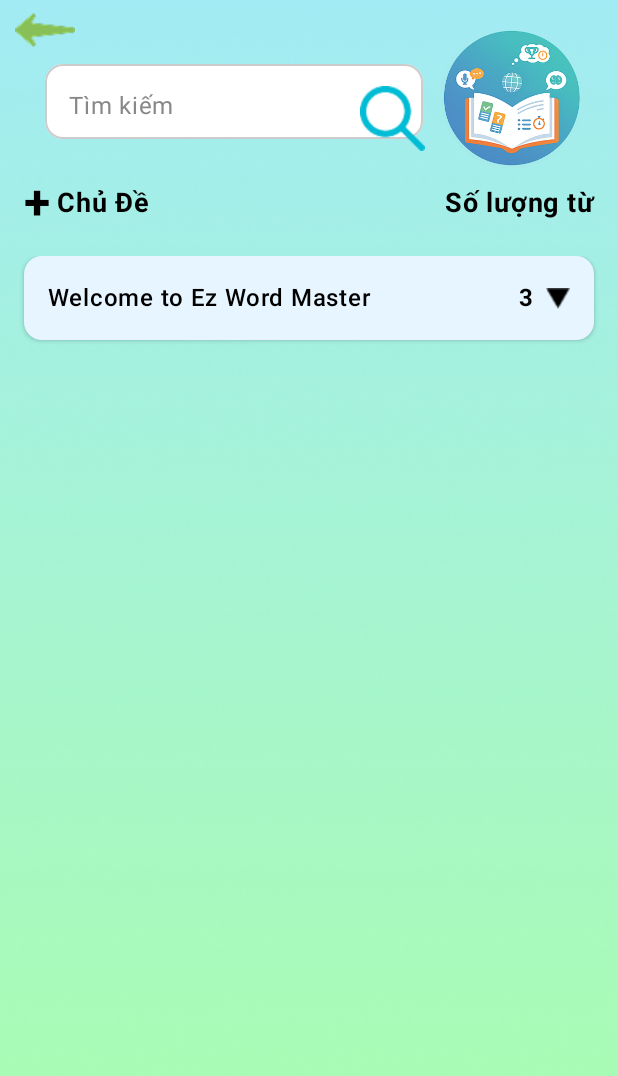
After one commit to Thethien2k5/EzWordMaster, an Android app built with Jetpack Compose: the TopicManagementScreen screen opened through its navigation route, on a phone screen of 412 x 824 dp. The commit adds this screen. Shown: the top 1076 px of the screen. Run offline under Robolectric (Android 15) with nearby library versions, the phone set to English and light mode, and no system bars.

Commit message:
Màng hình quản lý chủ đề: hiển thị và tìm kiếm chủ đề

```diff
--- a/app/build.gradle.kts
+++ b/app/build.gradle.kts
@@ -2,6 +2,7 @@ plugins {
     id("com.android.application")
     id("org.jetbrains.kotlin.android")
     id("org.jetbrains.kotlin.plugin.compose") version "2.0.0"
+    id("kotlinx-serialization")
 }
 
 android {
@@ -58,5 +59,5 @@ dependencies {
 
     //
     implementation("androidx.navigation:navigation-compose:2.7.5")
-
+    implementation("org.jetbrains.kotlinx:kotlinx-serialization-json:1.6.0")
 }
--- a/app/src/main/java/com/example/ezwordmaster/MainActivity.kt
+++ b/app/src/main/java/com/example/ezwordmaster/MainActivity.kt
@@ -9,9 +9,11 @@ import androidx.navigation.compose.rememberNavController
 import com.example.ezwordmaster.ui.navigation.AppNavHost
 import com.example.ezwordmaster.ui.theme.EzWordMasterTheme
 
+
 class MainActivity : ComponentActivity() {
     override fun onCreate(savedInstanceState: Bundle?) {
         super.onCreate(savedInstanceState)
+
         setContent {
             EzWordMasterTheme {
                 Surface(color = MaterialTheme.colorScheme.background) {
--- /dev/null
+++ b/app/src/main/java/com/example/ezwordmaster/domain/model/Topic.kt
@@ -0,0 +1,8 @@
+package com.example.ezwordmaster.domain.model
+import kotlinx.serialization.Serializable
+@Serializable // cho phép chuyển đổi giữa kotlin và json
+data class Topic(
+    val id: String? = null,
+    val name: String? = null,
+    val words: List<Word>
+)
--- /dev/null
+++ b/app/src/main/java/com/example/ezwordmaster/domain/model/Word.kt
@@ -0,0 +1,9 @@
+package com.example.ezwordmaster.domain.model
+import kotlinx.serialization.Serializable
+
+@Serializable
+data class Word(
+    val word: String? = null, // từ vựng
+    val meaning: String? = null, // nghĩa
+    val example: String? = null // Ví dụ
+)
--- /dev/null
+++ b/app/src/main/java/com/example/ezwordmaster/domain/repository/TopicRepository.kt
@@ -0,0 +1,68 @@
+package com.example.ezwordmaster.domain.repository
+
+import android.content.Context
+import com.example.ezwordmaster.domain.model.Topic
+import kotlinx.serialization.encodeToString
+import kotlinx.serialization.decodeFromString
+import kotlinx.serialization.json.Json
+import android.util.Log
+import java.io.File
+import com.example.ezwordmaster.domain.model.Word
+
+class TopicRepository(private val context: Context) {
+    // "context.filesDi" thư mục riêng tư của app Androi
+    //Cho androi studio ( phải máy ảo trước )
+    // 4 Gạch góc trên -> View -> Tool Windows -> Device Explorer ( dưới máy ảo sẽ xuất hiện Device Explorer )
+    // data/data/com.example.ezwordmaster/files/topocs.json
+    private val FILE_NAME = "topics.json"
+    // tạo file topics.json nếu chưa có
+    fun createTopicsFileIfMissing() {
+        try {
+            val file = File(context.filesDir, FILE_NAME)
+            if (!file.exists()) {
+                val defaultTopics = listOf(
+                    Topic(
+                        id = "0",
+                        name = "Welcome to Ez Word Master",
+                        words = listOf(
+                            Word("Hello", "Xin chào"),
+                            Word("Hi", "Xin chào"),
+                            Word("Welcome", "Chào mừng")
+                        )
+                    )
+                )
+
+                val jsonString = Json.encodeToString(defaultTopics)
+                file.writeText(jsonString)
+                Log.d("TopicInit", "Đã tạo file topics.json với dữ liệu mặc định")
+            } else {
+                Log.d("TopicInit", "File topics.json đã tồn tại, không cần tạo lại")
+            }
+        } catch (e: Exception) {
+            Log.e("TopicInit", "Lỗi khi tạo file: ${e.message}", e)
+        }
+    }
+
+    fun loadTopics(): List<Topic> {
+        val topicRepo = TopicRepository(context)
+        topicRepo.createTopicsFileIfMissing()
+
+        // tạo đt file trỏ đến FILE_NAME
+        val file = File(context.filesDir, FILE_NAME)
+        try {
+            // đọc file và trả về
+            val jsonString = file.readText()
+            return Json.decodeFromString(jsonString) //giải mã json
+        }catch(e: Exception)
+        {
+            return emptyList() // trả về list rỗng khi lỗi (k tìm thấy file/ k đọc được file )
+        }
+    }
+
+    fun saveTopics(topics: List<Topic>) {
+        // mã hóa list thành json và lưu vào file
+        val jsonString = Json.encodeToString(topics)
+        val file = File(context.filesDir, FILE_NAME)
+        file.writeText(jsonString)
+    }
+}
--- a/app/src/main/java/com/example/ezwordmaster/ui/navigation/AppNavHost.kt
+++ b/app/src/main/java/com/example/ezwordmaster/ui/navigation/AppNavHost.kt
@@ -7,6 +7,8 @@ import androidx.navigation.compose.rememberNavController
 import androidx.compose.runtime.Composable
 import com.example.ezwordmaster.ui.screens.IntroScreen
 import com.example.ezwordmaster.ui.screens.HomeScreen
+import com.example.ezwordmaster.ui.screens.TopicManagementScreen
+
 
 // **** Định nghĩa đường đi giữa các trang *****
 @Composable
@@ -19,5 +21,7 @@ fun AppNavHost(
     ) {
         composable("intro") { IntroScreen(navController = navController) }
         composable("home") { HomeScreen(navController = navController) }
+        composable("topicmanagementscreen") { TopicManagementScreen(navController = navController) }
+
     }
 }
--- a/app/src/main/java/com/example/ezwordmaster/ui/screens/HomeScreen.kt
+++ b/app/src/main/java/com/example/ezwordmaster/ui/screens/HomeScreen.kt
@@ -21,6 +21,7 @@ import androidx.navigation.NavHostController
 import com.example.ezwordmaster.R
 import com.example.ezwordmaster.ui.common.AppBackground
 import androidx.compose.ui.draw.clip
+import com.example.ezwordmaster.domain.repository.TopicRepository
 
 @Composable
 fun HomeScreen(navController: NavHostController, progress: Int = 75, total: Int = 100) {
@@ -92,7 +93,7 @@ fun HomeScreen(navController: NavHostController, progress: Int = 75, total: Int
                 }
 
                 // Các nút chức năng (dùng ảnh nguyên khối)
-                MenuImageButton(R.drawable.topic) { navController.navigate("topics") }
+                MenuImageButton(R.drawable.topic) { navController.navigate("topicmanagementscreen") }
                 MenuImageButton(R.drawable.practice) { navController.navigate("practice") }
                 MenuImageButton(R.drawable.quiz) { navController.navigate("quiz") }
                 MenuImageButton(R.drawable.translate) { navController.navigate("translate") }
--- /dev/null
+++ b/app/src/main/java/com/example/ezwordmaster/ui/screens/TopicManagementScreen.kt
@@ -0,0 +1,241 @@
+package com.example.ezwordmaster.ui.screens
+
+import androidx.compose.ui.unit.dp
+import androidx.compose.ui.unit.sp
+import androidx.compose.ui.Modifier
+import androidx.compose.ui.Alignment
+import androidx.compose.ui.draw.rotate
+import androidx.compose.ui.graphics.Color
+import androidx.compose.ui.res.painterResource
+import androidx.compose.ui.text.input.TextFieldValue
+import androidx.compose.animation.expandVertically
+import androidx.compose.animation.fadeIn
+import androidx.compose.foundation.Image
+import androidx.compose.animation.fadeOut
+import androidx.compose.foundation.layout.*
+import androidx.compose.foundation.clickable
+import androidx.compose.foundation.background
+import androidx.compose.foundation.lazy.items
+import androidx.compose.ui.text.font.FontWeight
+import androidx.compose.foundation.lazy.LazyColumn
+import androidx.compose.animation.shrinkVertically
+import androidx.compose.animation.AnimatedVisibility
+import androidx.compose.foundation.shape.RoundedCornerShape
+import androidx.compose.animation.core.animateFloatAsState
+import androidx.compose.runtime.*
+import androidx.compose.material3.*
+import androidx.compose.material3.HorizontalDivider
+import androidx.compose.runtime.Composable
+import androidx.navigation.NavHostController
+import com.example.ezwordmaster.R
+//import com.example.ezwordmaster.domain.model.Word
+import com.example.ezwordmaster.domain.model.Topic
+import com.example.ezwordmaster.ui.common.AppBackground
+import com.example.ezwordmaster.domain.repository.TopicRepository
+import androidx.compose.ui.platform.LocalContext
+
+@Composable
+fun TopicManagementScreen(navController: NavHostController) {
+    val CONTEXT = LocalContext.current
+    val REPOSITORY = remember { TopicRepository(CONTEXT) }
+
+    var searchQuery by remember { mutableStateOf(TextFieldValue("")) } // nội dung tìm kiếm
+    var topics by remember { mutableStateOf<List<Topic>>(emptyList()) } // danh sách chủ đề
+
+    // Tải chủ đề khi màn hình được sáng tác lần đầu tiên
+    LaunchedEffect(Unit) {
+        topics = REPOSITORY.loadTopics()
+    }
+    AppBackground {
+        Column() {
+            // *** ======= NÚT QUAY VỀ + TÌM KIẾM + KÍNH LÚP + LOGO ======= *** //
+            // Back button
+            Image(
+                painter = painterResource(id = R.drawable.return_),
+                contentDescription = "Back",
+                modifier = Modifier
+                    .size(40.dp).offset(10.dp)
+                    .clickable { navController.popBackStack() }
+            )
+            Row(
+                modifier = Modifier
+                    .fillMaxWidth()
+                    .offset(30.dp, (-43).dp),
+                horizontalArrangement = Arrangement.SpaceBetween,
+                verticalAlignment = Alignment.CenterVertically,
+            ) {
+                // Search bar với kính lúp
+                Box(
+                    modifier = Modifier
+                        .weight(1f)
+                        .padding(end = 20.dp)
+                ) {
+                    OutlinedTextField(
+                        value = searchQuery,
+                        onValueChange = { searchQuery = it },
+                        placeholder = { Text("Tìm kiếm", color = Color.Gray) },
+                        modifier = Modifier.fillMaxWidth()
+                            .height(50.dp)
+                           ,
+                        shape = RoundedCornerShape(12.dp),
+                        singleLine = true,
+                        colors = OutlinedTextFieldDefaults.colors(
+                            focusedContainerColor = Color.White,
+                            unfocusedContainerColor = Color.White,
+                            focusedBorderColor = Color(0xFF00BCD4),
+                            unfocusedBorderColor = Color.LightGray
+                        ),
+                        trailingIcon = {
+                            Box(modifier = Modifier.size(40.dp))
+                        }
+                    )
+                    // Kính lúp
+                    Icon(
+                        painter = painterResource(id = R.drawable.magnifying_glass),
+                        contentDescription = "Search Icon",
+                        tint = Color(0xFF00BCD4),
+                        modifier = Modifier
+                            .size(43.dp)
+                            .align(Alignment.CenterEnd)
+                            .offset(x = 1.dp, 11.dp)
+                    )
+                }
+                // Logo
+                Image(
+                    painter = painterResource(id = R.drawable.logo),
+                    contentDescription = "Logo",
+                    modifier = Modifier
+                        .size(140.dp)
+                        .offset(x = (-30).dp) // Rất gần thanh tìm kiếm
+                )
+            }
+
+            // *** ======= DANH SÁCH CHỦ ĐỀ ======= *** //
+            Column(
+                modifier = Modifier
+                    .fillMaxSize()
+                    .padding(16.dp)
+                    .offset(0.dp, (-80).dp)
+            ) {
+                // + Chủ đề --- Số lượng từ vựng
+                Row(
+                    modifier = Modifier.fillMaxWidth(),
+                    horizontalArrangement = Arrangement.SpaceBetween,
+                    verticalAlignment = Alignment.CenterVertically
+                ) {
+                    Row(verticalAlignment = Alignment.CenterVertically) {
+                        Text(
+                            text = "+",
+                            fontSize = 32.sp,
+                            fontWeight = FontWeight.Bold,
+                            color = Color.Black,
+                            modifier = Modifier.padding(end = 4.dp)
+                                .clickable {
+                                "#"}
+                        )
+                        Text(
+                            "Chủ Đề",
+                            fontSize = 18.sp,
+                            fontWeight = FontWeight.Bold,
+                            color = Color.Black
+                        )
+                    }
+                    Text(
+                        "Số lượng từ",
+                        fontSize = 18.sp,
+                        fontWeight = FontWeight.Bold,
+                        color = Color.Black
+                    )
+                }
+
+                Spacer(modifier = Modifier.height(16.dp))
+                // Danh sách chủ đề
+                LazyColumn {
+                    val FILTEREDTOPICS = topics.filter {
+                        it.name?.contains(searchQuery.text, ignoreCase = true) ?: false
+                    }
+
+                    items(FILTEREDTOPICS) { topic ->
+                        ExpandableTopicItem(topic)
+                        Spacer(modifier = Modifier.height(12.dp))
+                    }
+                }
+            }
+        }
+    }
+}
+@Composable
+fun ExpandableTopicItem(topic: Topic) {
+    var expanded by remember { mutableStateOf(false) }
+    val ROTATION by animateFloatAsState(targetValue = if (expanded) 180f else 0f)
+
+    Card(
+        modifier = Modifier.fillMaxWidth(),
+        shape = RoundedCornerShape(12.dp),
+        colors = CardDefaults.cardColors(containerColor = Color(0xFFE6F5FF)),
+        elevation = CardDefaults.cardElevation(defaultElevation = 2.dp)
+    ) {
+        Column(
+            modifier = Modifier
+                .fillMaxWidth()
+                .padding(16.dp)
+        ) {
+            Row(
+                modifier = Modifier
+                    .fillMaxWidth()
+                    .clickable { expanded = !expanded },
+                horizontalArrangement = Arrangement.SpaceBetween,
+                verticalAlignment = Alignment.CenterVertically
+            ) {
+                Text(
+                    text = topic.name ?: "Lỗi không tìm được tên Topic",
+                    fontSize = 16.sp,
+                    fontWeight = FontWeight.Medium,
+                    color = Color.Black,
+                    modifier = Modifier.weight(1f)
+                )
+
+                Row(verticalAlignment = Alignment.CenterVertically) {
+                    Text(
+                        text = "${topic.words.size}",
+                        fontSize = 16.sp,
+                        fontWeight = FontWeight.Bold,
+                        color = Color.Black
+                    )
+                    Spacer(modifier = Modifier.width(8.dp))
+                    Icon(
+                        painter = painterResource(id = R.drawable.ic_triangle),
+                        contentDescription = "Expand",
+                        modifier = Modifier
+                            .size(16.dp)
+                            .rotate(ROTATION),
+                        tint = Color.Black
+                    )
+                }
+            }
+
+            // Danh sách từ vựng khi mở rộng
+            AnimatedVisibility(
+                visible = expanded,
+                enter = fadeIn() + expandVertically(),
+                exit = fadeOut() + shrinkVertically()
+            ) {
+                Column(modifier = Modifier.padding(top = 12.dp)) {
+                    HorizontalDivider(
+                        color = Color.LightGray,
+                        thickness = 1.dp,
+                        modifier = Modifier.padding(vertical = 8.dp)
+                    )
+                    topic.words.forEach { word ->
+                        Text(
+                            text = "• ${word.word}: ${word.meaning}",
+                            fontSize = 14.sp,
+                            color = Color.DarkGray
+                        )
+                        Spacer(modifier = Modifier.height(6.dp))
+                    }
+                }
+            }
+        }
+    }
+}
--- a/build.gradle.kts
+++ b/build.gradle.kts
@@ -2,4 +2,5 @@
 plugins {
     alias(libs.plugins.android.application) apply false
     alias(libs.plugins.kotlin.android) apply false
+    alias(libs.plugins.kotlin.serialization)
 }
--- a/gradle/libs.versions.toml
+++ b/gradle/libs.versions.toml
@@ -23,3 +23,4 @@ androidx-constraintlayout = { group = "androidx.constraintlayout", name = "const
 [plugins]
 android-application = { id = "com.android.application", version.ref = "agp" }
 kotlin-android = { id = "org.jetbrains.kotlin.android", version.ref = "kotlin" }
+kotlin-serialization = { id = "org.jetbrains.kotlin.plugin.serialization", version = "2.0.0" }
```
Also changed, not shown: app/src/main/res/drawable/ic_triangle.png (added), app/src/main/res/drawable/magnifying_glass.png (added), app/src/main/res/drawable/return_.png (added).
